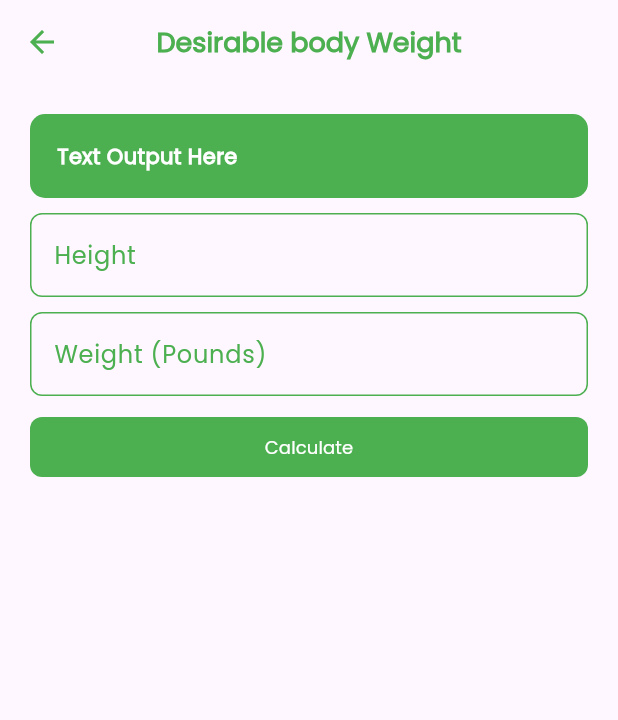
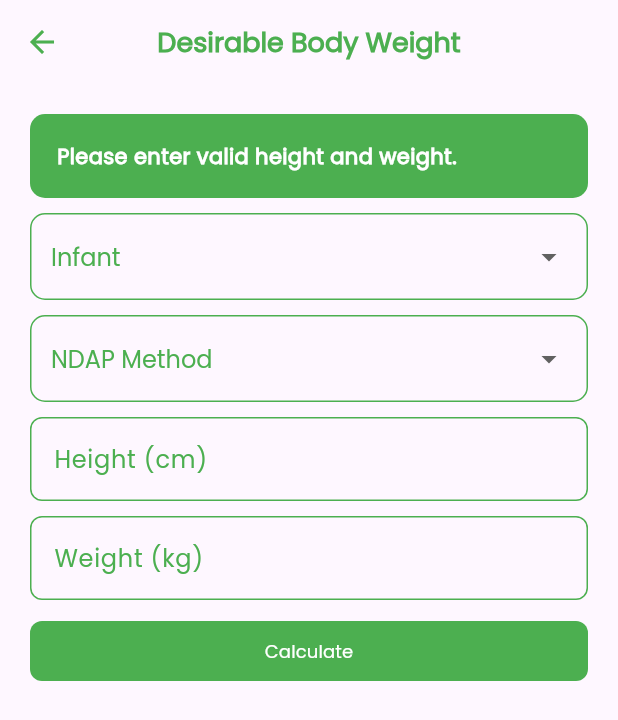
Before and after one commit to Kongshady/MobileDevNotifier, a Flutter app: the DBWScreen screen opened by its route, after a tap on "Calculate", on a phone screen of 412 x 824 dp. Shown: the top 720 px of the screen. Run offline on Flutter 3.47's test engine with Material 3 defaults, Android fonts, the phone set to English and light mode, and no system bars.

Commit message:
New Functionalities

```diff
--- a/lib/main.dart
+++ b/lib/main.dart
@@ -15,7 +15,7 @@ class MyApp extends StatelessWidget {
   Widget build(BuildContext context) {
     return MaterialApp(
       debugShowCheckedModeBanner: false,
-      home: const HomeScreen(),
+      home: const DBWScreen(),
       routes: {
         '/dbw': (context) => const DBWScreen(),
         '/tea': (context) => const TEAScreen(),
--- a/lib/screen_routes/dbw_screen.dart
+++ b/lib/screen_routes/dbw_screen.dart
@@ -10,26 +10,90 @@ class DBWScreen extends StatefulWidget {
 }
 
 class _DBWScreenState extends State<DBWScreen> {
-  final TextEditingController _controller = TextEditingController();
+  final TextEditingController _heightController = TextEditingController();
+  final TextEditingController _weightController = TextEditingController();
+
+  String ageGroupDropdownValue = 'Infant';
+  String methodDropdownValue = 'NDAP Method';
+  String result = 'Display Output';
+
+  // Function to calculate the desirable body weight
+  void calculateDBW() {
+    double height = double.tryParse(_heightController.text) ?? 0;
+    double weight = double.tryParse(_weightController.text) ?? 0;
+
+    if (height <= 0 || weight <= 0) {
+      setState(() {
+        result = 'Please enter valid height and weight.';
+      });
+      return;
+    }
+
+    double desirableWeight;
+
+    if (methodDropdownValue == 'NDAP Method') {
+      // Example calculation based on NDAP Method (adjust as necessary)
+      desirableWeight = (height * height) *
+          22 /
+          10000; // BMI of 22 as a reference assuming height in cm
+    } else {
+      // Example calculation based on Tanhaussers Method (adjust as necessary)
+      desirableWeight = (height * height) *
+          24 /
+          10000; // BMI of 24 as a reference assuming height in cm
+    }
+
+    setState(() {
+      result = '${desirableWeight.toStringAsFixed(2)} kg';
+    });
+  }
+
+  Widget _buildDropdown<T>(
+      T value, List<DropdownMenuItem<T>> items, ValueChanged<T?> onChanged) {
+    return InputDecorator(
+      decoration: const InputDecoration(
+        enabledBorder: OutlineInputBorder(
+          borderSide: BorderSide(color: Colors.green),
+          borderRadius: BorderRadius.all(
+            Radius.circular(10.0),
+          ),
+        ),
+        contentPadding: EdgeInsets.symmetric(vertical: 5, horizontal: 10),
+      ),
+      child: DropdownButtonHideUnderline(
+        child: DropdownButton<T>(
+          value: value,
+          style: const TextStyle(
+              color: Colors.green, fontSize: 16, fontFamily: 'Poppins'),
+          borderRadius: BorderRadius.circular(10),
+          onChanged: onChanged,
+          items: items,
+        ),
+      ),
+    );
+  }
+
+  Widget _buildTextField(
+      String label, TextEditingController controller, int limitText) {
+    return CustomTextfield(
+      limitText: limitText,
+      tfName: label,
+      controllerInput: controller,
+    );
+  }
 
   @override
   Widget build(BuildContext context) {
     return Scaffold(
       appBar: AppBar(
         title: const Text(
-          'Desirable body Weight',
-          style: TextStyle(
-            fontSize: 18,
-            fontWeight: FontWeight.bold,
-          ),
+          'Desirable Body Weight',
+          style: TextStyle(fontSize: 18, fontWeight: FontWeight.bold),
         ),
         backgroundColor: Colors.transparent,
         foregroundColor: Colors.green,
         centerTitle: true,
       ),
-
-      // Body Area
-
       body: SafeArea(
         child: Padding(
           padding: const EdgeInsets.all(20.0),
@@ -38,50 +102,76 @@ class _DBWScreenState extends State<DBWScreen> {
               Container(
                 width: double.infinity,
                 decoration: BoxDecoration(
-                    borderRadius: BorderRadius.circular(10),
-                    color: Colors.green),
+                  borderRadius: BorderRadius.circular(10),
+                  color: Colors.green,
+                ),
                 padding: const EdgeInsets.all(18.0),
-                child: const Text(
-                  'Text Output Here',
-                  style: TextStyle(
+                child: Text(
+                  result.isNotEmpty ? result : 'Text Output Here',
+                  style: const TextStyle(
                       color: Colors.white, fontWeight: FontWeight.bold),
                 ),
               ),
-              const SizedBox(
-                height: 10,
+              const SizedBox(height: 10),
+
+              // Age Group Dropdown
+              _buildDropdown<String>(
+                ageGroupDropdownValue,
+                const [
+                  DropdownMenuItem(value: 'Infant', child: Text('Infant')),
+                  DropdownMenuItem(value: 'Children', child: Text('Children')),
+                  DropdownMenuItem(value: 'Adult', child: Text('Adult')),
+                ],
+                (String? newValue) {
+                  if (newValue != null) {
+                    setState(() {
+                      ageGroupDropdownValue = newValue;
+                    });
+                  }
+                },
               ),
 
-              // Implement Dropdown Here to choose between
-              // * Infants * Children * Adults
+              const SizedBox(height: 10),
 
-              // Height textfield
-              CustomTextfield(
-                limitText: 1,
-                tfName: 'Height',
-                controllerInput: _controller,
-              ),
-              const SizedBox(
-                height: 10,
+              // Method Dropdown
+              _buildDropdown<String>(
+                methodDropdownValue,
+                const [
+                  DropdownMenuItem(
+                      value: 'NDAP Method', child: Text('NDAP Method')),
+                  DropdownMenuItem(
+                      value: 'Tanhaussers Method',
+                      child: Text('Tanhaussers Method')),
+                ],
+                (String? newValue) {
+                  if (newValue != null) {
+                    setState(() {
+                      methodDropdownValue = newValue;
+                    });
+                  }
+                },
               ),
 
-              // Weight in pounds textfield
-              CustomTextfield(
-                limitText: 1,
-                tfName: 'Weight (Pounds)',
-                controllerInput: _controller,
-              ),
-              const SizedBox(
-                height: 10,
-              ),
+              const SizedBox(height: 10),
 
-              // Button To Pass the output value
+              // Height TextField
+              _buildTextField('Height (cm)', _heightController, 3),
+
+              const SizedBox(height: 10),
+
+              // Weight TextField
+              _buildTextField('Weight (kg)', _weightController, 3),
+
+              const SizedBox(height: 10),
+
+              // Calculate Button
               SizedBox(
                 width: double.infinity,
                 child: CustomButton(
                   buttonName: 'Calculate',
-                  onPressed: () {},
+                  onPressed: calculateDBW,
                 ),
-              )
+              ),
             ],
           ),
         ),
```
